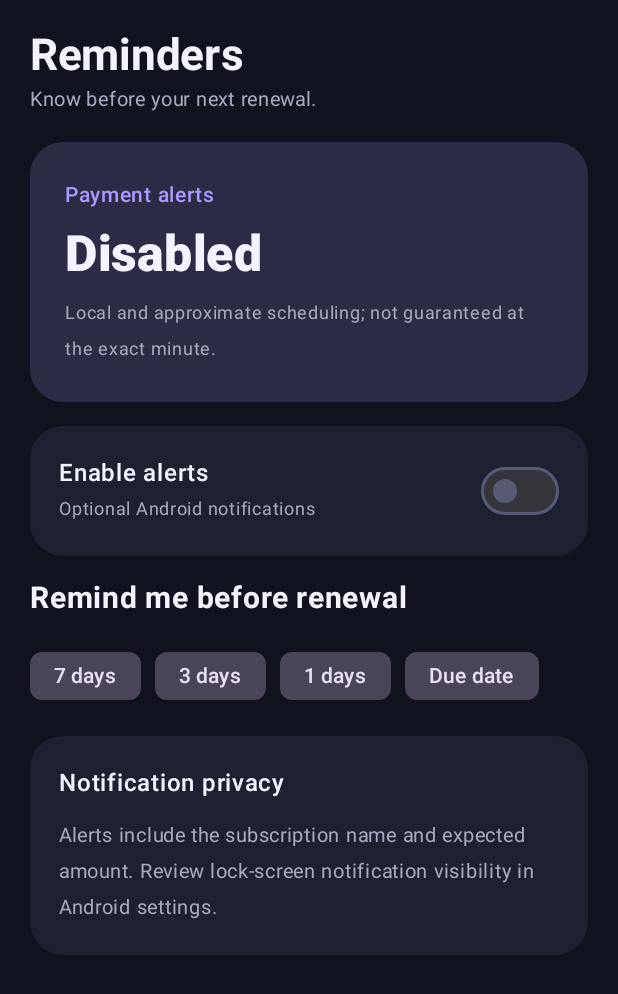
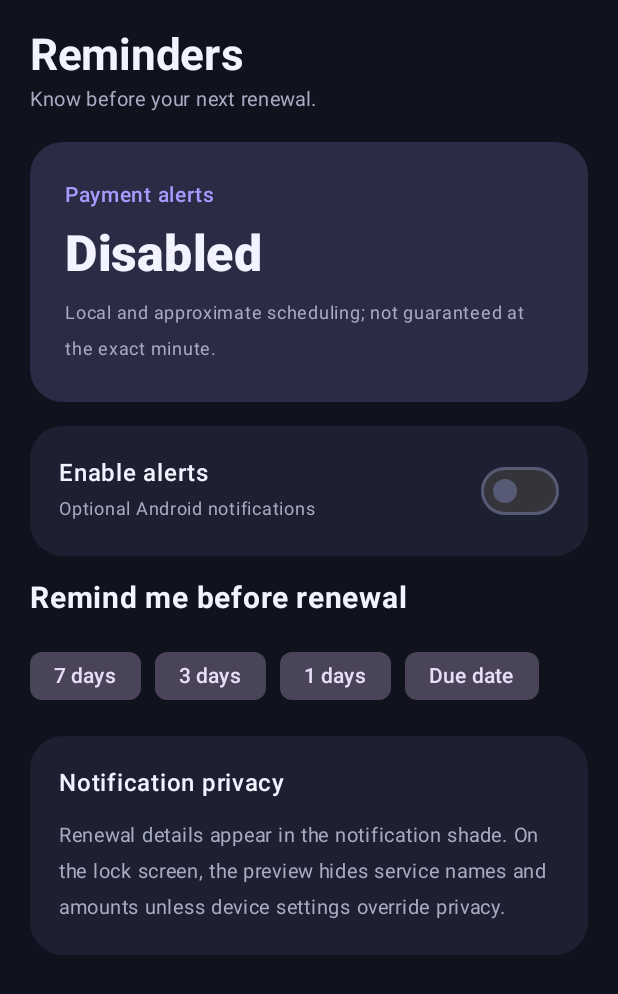
Before and after one commit to bren-wp/SubliX, an Android app built with Jetpack Compose: the composable ReminderSettingsScreen shown on its own in the app's theme, on a phone screen of 412 x 824 dp. Shown: the top 994 px of the screen. Run offline under Robolectric (Android 15) with nearby library versions, the phone set to English and light mode, and no system bars; 1 statement that could not run was skipped.

Commit message:
fix(privacy): describe actual redacted lock-screen reminder behavior

```diff
--- a/app/src/main/java/com/brendigo/sublix/ui/ExtraScreens.kt
+++ b/app/src/main/java/com/brendigo/sublix/ui/ExtraScreens.kt
@@ -163,7 +163,7 @@ internal fun allCategories(context: Context): List<String> {
         }}
         item { ElevatedSection {
             Text("Notification privacy",fontWeight=FontWeight.SemiBold)
-            Text("Alerts include the subscription name and expected amount. Review lock-screen notification visibility in Android settings.",color=Muted,fontSize=13.sp)
+            Text("Renewal details appear in the notification shade. On the lock screen, the preview hides service names and amounts unless device settings override privacy.",color=Muted,fontSize=13.sp)
         } }
     }
 }
@@ -346,7 +346,7 @@ internal fun allCategories(context: Context): List<String> {
         item{Callout("Privacy first","Offline","No login, bank integration, cloud database or ad tracking in the Android app.")}
         items(listOf(
             "Local storage" to "Subscriptions, categories and manually recorded payments are stored inside this app's Android sandbox.",
-            "Notifications" to "Optional alerts show a service and expected cost. Android lock-screen settings control their visibility.",
+            "Notifications" to "Optional renewal alerts include service details when unlocked; the private lock-screen preview hides names and amounts. Android privacy settings still apply.",
             "Backups" to "Manual JSON backups are unencrypted. Choose a private location and remove copies you no longer need.",
             "Data transfers" to "This app keeps its own private records. To move them to another installation, export and import JSON manually.",
             "Provider cancellations" to "SubliX never cancels or pays for external subscriptions. Contact the original provider."
```
